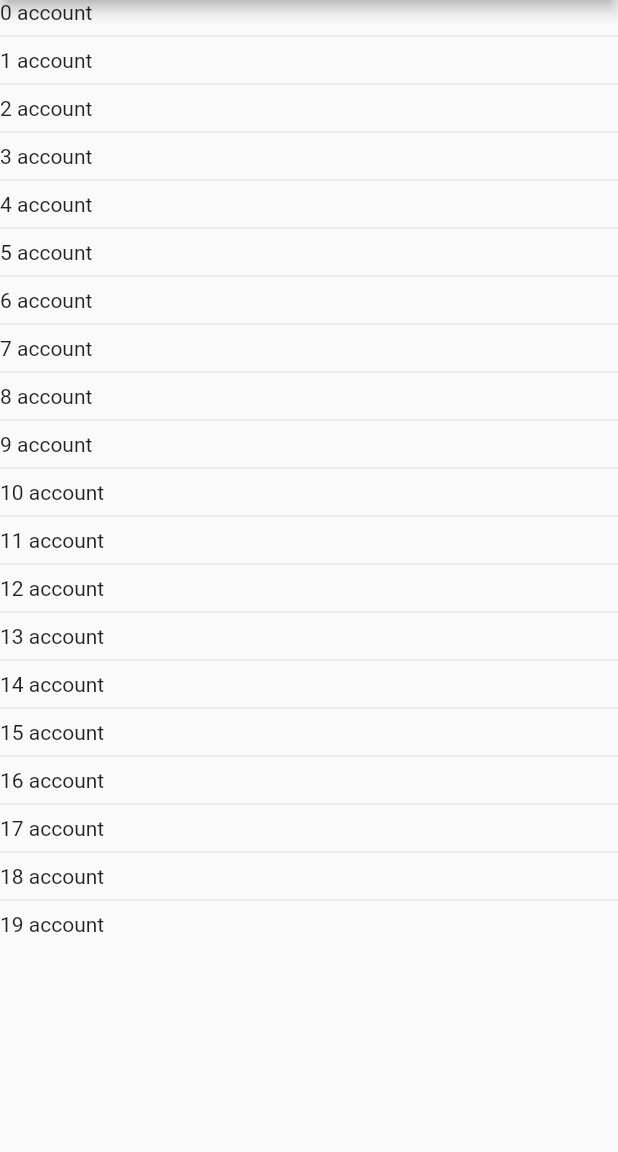
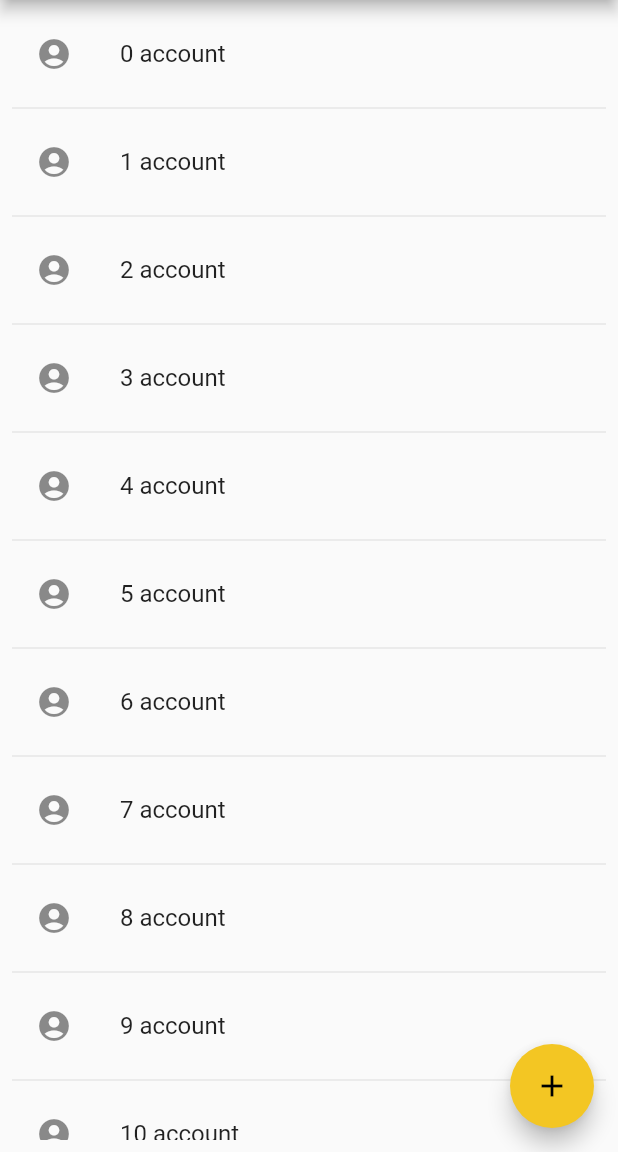
Before and after one commit to diegoalvis/Key-Keeper, a Flutter app: the screen it shows after launch, on a phone screen of 412 x 824 dp, the part 84-1236 px from its top. Run offline on Flutter 3.47's test engine with Material 2 defaults, Android fonts, the light colour scheme and no system bars.

Commit message:
Create add account bottom sheet widget

```diff
--- a/lib/account_list_page.dart
+++ b/lib/account_list_page.dart
@@ -1,4 +1,6 @@
 import 'package:flutter/material.dart';
+
+import 'add_account_bottom_sheet.dart';
 
 class AccountListPage extends StatefulWidget {
   @override
@@ -12,13 +14,29 @@ class _AccountListPageState extends State<AccountListPage> {
   Widget build(BuildContext context) {
     return Scaffold(
       appBar: AppBar(title: Text("My accounts")),
-      body: Container(
+      body: Padding(
+        padding: EdgeInsets.all(8.0),
         child: ListView.separated(
-          itemBuilder: (BuildContext context, int index) => Text(accounts[index]),
+          itemBuilder: (BuildContext context, int index) {
+            return ListTile(
+              leading: Icon(Icons.account_circle),
+              title: Text(accounts[index]),
+            );
+          },
           separatorBuilder: (BuildContext context, int index) => Divider(),
           itemCount: accounts.length,
         ),
       ),
+      floatingActionButton: FloatingActionButton(
+          child: Icon(Icons.add),
+          onPressed: () {
+            showModalBottomSheet(
+                context: context,
+                backgroundColor: Colors.transparent,
+                builder: (BuildContext bc) {
+                  return AddAccountBottomSheet();
+                });
+          }),
     );
   }
 }
```
Also changed, not shown: lib/add_account_bottom_sheet.dart (added, +70 -0 lines).
